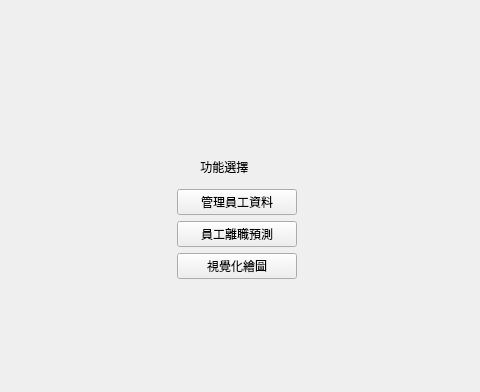
janiceHuuu/employee_management_system, file ui/nextpage_ui.ui: the form before one commit; both pictures show x 123 to 603 and y 0 to 392 of the 800 by 600 pixel window.
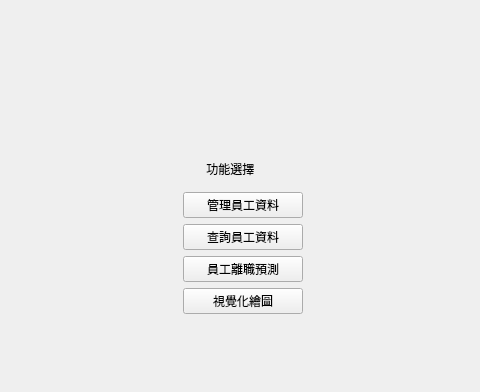
The form after the commit.

Commit message: search_update01

Diff of the .ui file:
```diff
--- a/ui/nextpage_ui.ui
+++ b/ui/nextpage_ui.ui
@@ -17,27 +17,37 @@
    <enum>Qt::RightToLeft</enum>
   </property>
   <widget class="QWidget" name="centralwidget">
-   <widget class="QWidget" name="layoutWidget">
+   <widget class="QWidget" name="">
     <property name="geometry">
      <rect>
-      <x>300</x>
-      <y>150</y>
+      <x>306</x>
+      <y>151</y>
       <width>120</width>
-      <height>129</height>
+      <height>163</height>
      </rect>
     </property>
     <layout class="QGridLayout" name="gridLayout">
-     <item row="2" column="0">
+     <item row="0" column="0">
+      <widget class="QLabel" name="label">
+       <property name="layoutDirection">
+        <enum>Qt::RightToLeft</enum>
+       </property>
+       <property name="text">
+        <string>       功能選擇</string>
+       </property>
+      </widget>
+     </item>
+     <item row="1" column="0">
       <widget class="QPushButton" name="manage_employee_information">
        <property name="text">
         <string>管理員工資料</string>
        </property>
       </widget>
      </item>
-     <item row="4" column="0">
-      <widget class="QPushButton" name="visual_drawing">
+     <item row="2" column="0">
+      <widget class="QPushButton" name="search_employee_information">
        <property name="text">
-        <string>視覺化繪圖</string>
+        <string>查詢員工資料</string>
        </property>
       </widget>
      </item>
@@ -48,13 +58,10 @@
        </property>
       </widget>
      </item>
-     <item row="1" column="0">
-      <widget class="QLabel" name="label">
-       <property name="layoutDirection">
-        <enum>Qt::RightToLeft</enum>
-       </property>
+     <item row="4" column="0">
+      <widget class="QPushButton" name="visual_drawing">
        <property name="text">
-        <string>       功能選擇</string>
+        <string>視覺化繪圖</string>
        </property>
       </widget>
      </item>
```
The commit also changes 7 other files.
